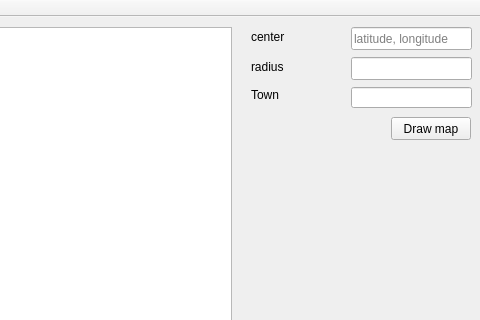
The window that gui_map_drawer.ui (pali08/zanikle_obce_cz) describes before a commit, drawn with Qt 5; both pictures show x 579 to 1059 and y 0 to 320 of the 1059 by 911 pixel window.
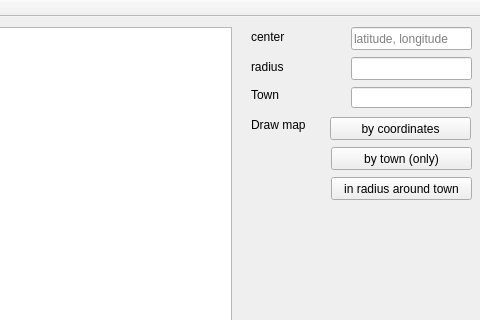
The same window after the commit.

Commit message: Search places by town

```diff
--- a/gui_map_drawer.ui
+++ b/gui_map_drawer.ui
@@ -78,14 +78,14 @@
    <widget class="QPushButton" name="pushButton">
     <property name="geometry">
      <rect>
-      <x>970</x>
+      <x>909</x>
       <y>100</y>
-      <width>80</width>
+      <width>141</width>
       <height>23</height>
      </rect>
     </property>
     <property name="text">
-     <string>Draw map</string>
+     <string>by coordinates</string>
     </property>
    </widget>
    <widget class="QGraphicsView" name="graphicsView_png_map">
@@ -174,6 +174,45 @@
      <string>path to save map</string>
     </property>
    </widget>
+   <widget class="QPushButton" name="pushButton_draw_map_by_town">
+    <property name="geometry">
+     <rect>
+      <x>910</x>
+      <y>130</y>
+      <width>141</width>
+      <height>23</height>
+     </rect>
+    </property>
+    <property name="text">
+     <string>by town (only)</string>
+    </property>
+   </widget>
+   <widget class="QPushButton" name="pushButton_draw_map_radius_around_town">
+    <property name="geometry">
+     <rect>
+      <x>910</x>
+      <y>160</y>
+      <width>141</width>
+      <height>23</height>
+     </rect>
+    </property>
+    <property name="text">
+     <string>in radius around town</string>
+    </property>
+   </widget>
+   <widget class="QLabel" name="label_draw_map">
+    <property name="geometry">
+     <rect>
+      <x>830</x>
+      <y>100</y>
+      <width>81</width>
+      <height>16</height>
+     </rect>
+    </property>
+    <property name="text">
+     <string>Draw map</string>
+    </property>
+   </widget>
   </widget>
   <widget class="QMenuBar" name="menubar">
    <property name="geometry">
```
Left out of the diff: 2 changed lines with no effect on the pictures. The commit also changes 4 other files.
